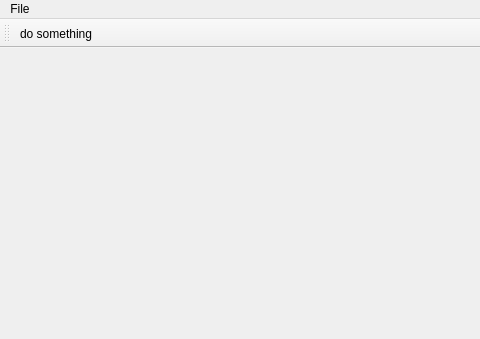
Old version of the form BV1UJ41197eU/025/mainwindow.ui in the repository rouchie/Qt; both pictures show x 0 to 480 and y 0 to 339 of the 800 by 578 pixel window.
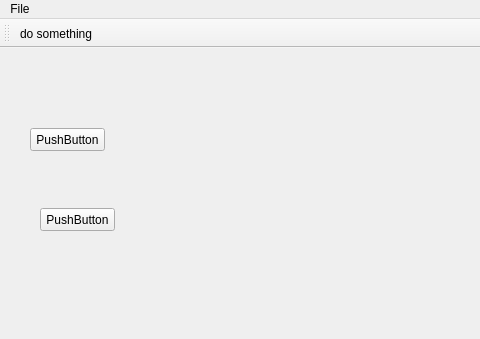
New version of the form.

```diff
--- a/BV1UJ41197eU/025/mainwindow.ui
+++ b/BV1UJ41197eU/025/mainwindow.ui
@@ -13,7 +13,34 @@
   <property name="windowTitle">
    <string>MainWindow</string>
   </property>
-  <widget class="QWidget" name="centralwidget"/>
+  <widget class="QWidget" name="centralwidget">
+   <widget class="QPushButton" name="pushButton">
+    <property name="geometry">
+     <rect>
+      <x>30</x>
+      <y>80</y>
+      <width>75</width>
+      <height>23</height>
+     </rect>
+    </property>
+    <property name="text">
+     <string>PushButton</string>
+    </property>
+   </widget>
+   <widget class="QPushButton" name="pushButton_2">
+    <property name="geometry">
+     <rect>
+      <x>40</x>
+      <y>160</y>
+      <width>75</width>
+      <height>23</height>
+     </rect>
+    </property>
+    <property name="text">
+     <string>PushButton</string>
+    </property>
+   </widget>
+  </widget>
   <widget class="QMenuBar" name="menubar">
    <property name="geometry">
     <rect>
```
